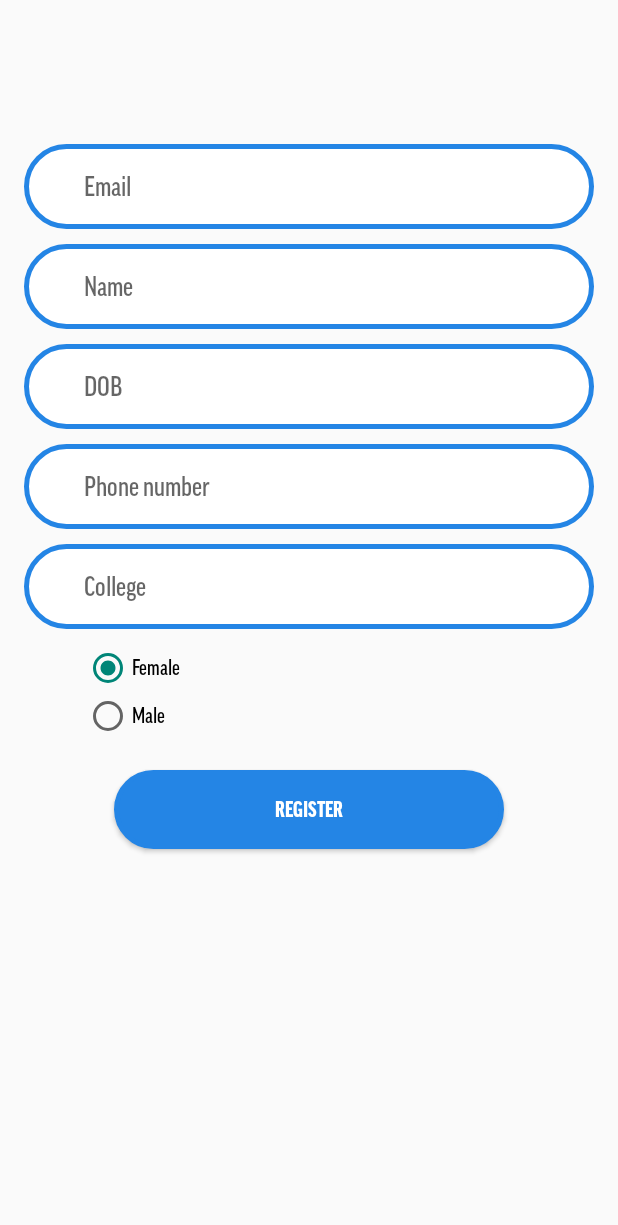
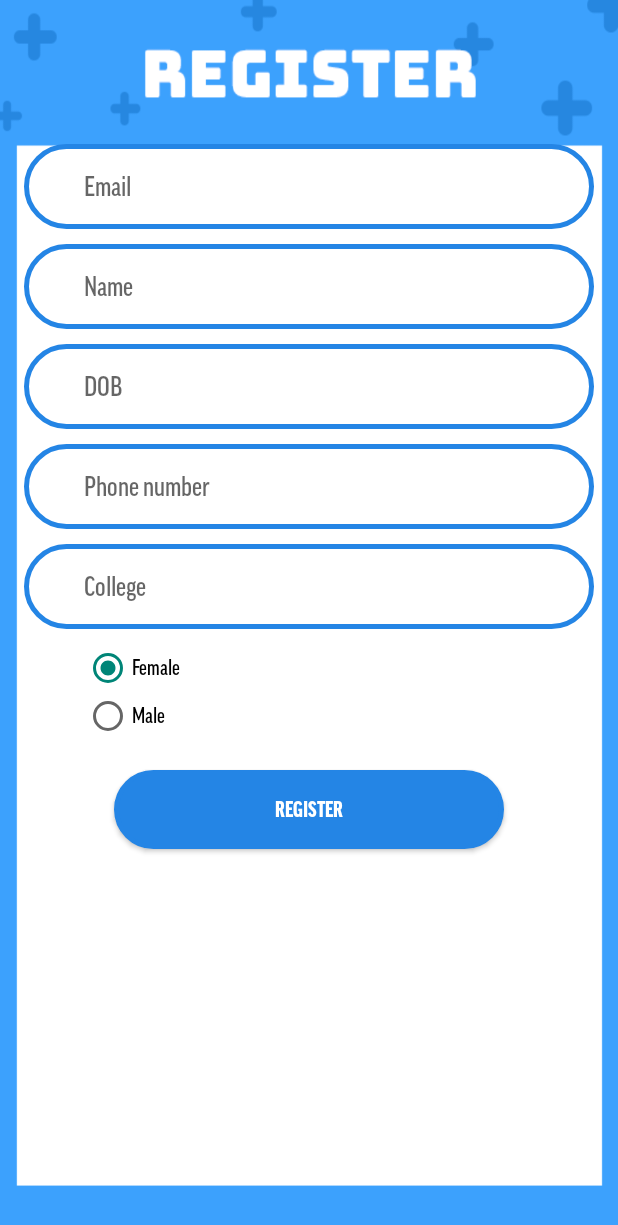
Before and after one commit to Department-of-Technical-Arts/PearlApp17, an Android app: the RegistrationActivity screen opened directly, with no data from a screen before it, on a phone screen of 412 x 824 dp. Shown: the top 1225 px of the screen. Run offline under Robolectric (Android 15) with nearby library versions, the phone set to English and light mode, and no system bars.

Commit message:
Update activity_registration.xml

```diff
--- a/app/src/main/res/layout/activity_registration.xml
+++ b/app/src/main/res/layout/activity_registration.xml
@@ -9,6 +9,7 @@
     android:paddingLeft="@dimen/activity_horizontal_margin"
     android:paddingRight="@dimen/activity_horizontal_margin"
     android:paddingTop="@dimen/activity_vertical_margin"
+    android:background="@drawable/registration_frame"
     tools:context="com.dota.pearl17.RegistrationActivity"
     >
 
```
